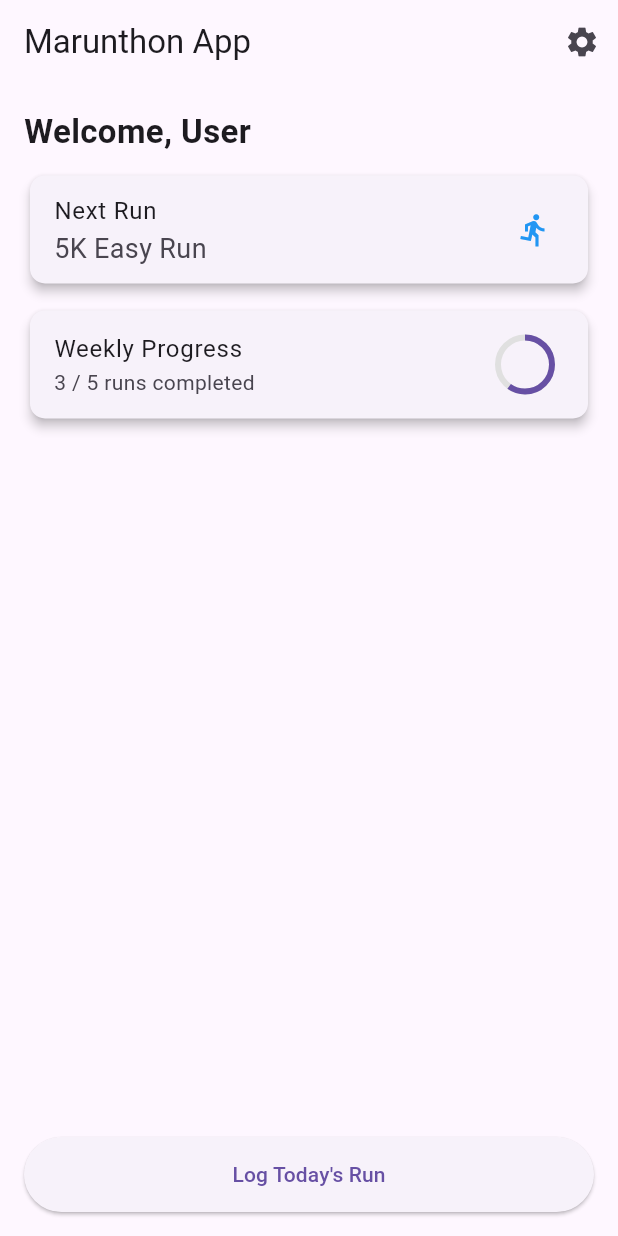
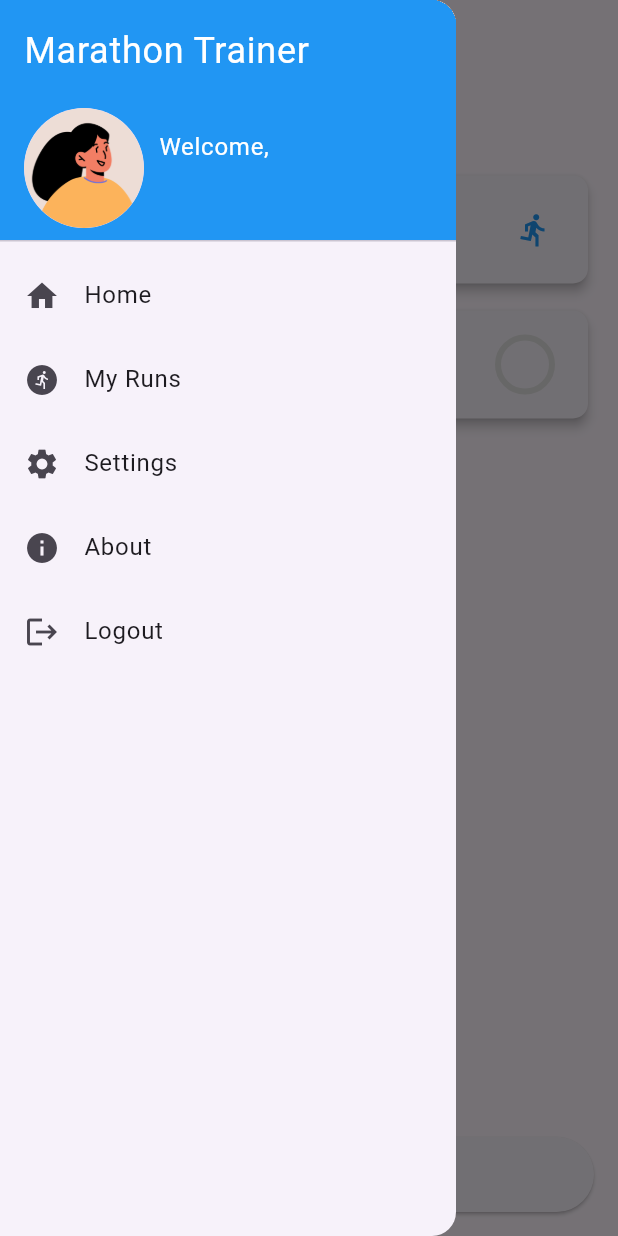
Before and after one commit to shivanandpt/marthonapp, a Flutter app: the screen it shows once a user with an empty profile is signed in, with the side drawer open (before the commit the screen has no drawer), on a phone screen of 412 x 824 dp. Run offline on Flutter 3.47's test engine with Material 3 defaults, Android fonts, the light colour scheme and no system bars; our stand-ins replace cloud_firestore, firebase_auth, firebase_core, google_sign_in, shared_preferences; accounts and stored records are empty; generated files the repository leaves out were written again.

Commit message:
Add slash screen Add drawer Store user in prefences
Signed-off-by: Shivanand Patil <shivanandpatil.tech@gmail.com>

```diff
--- /dev/null
+++ b/devtools_options.yaml
@@ -0,0 +1,3 @@
+description: This file stores settings for Dart & Flutter DevTools.
+documentation: https://docs.flutter.dev/tools/devtools/extensions#configure-extension-enablement-states
+extensions:
--- /dev/null
+++ b/lib/features/auth/data/user_prefrences.dart
@@ -0,0 +1,45 @@
+import 'package:shared_preferences/shared_preferences.dart';
+
+class UserPreferences {
+  static const String _userIdKey = 'userId';
+  static const String _userNameKey = 'userName';
+  static const String _userEmailKey = 'userEmail';
+
+  /// Save user data to SharedPreferences
+  static Future<void> saveUser(
+    String userId,
+    String userName,
+    String userEmail,
+  ) async {
+    SharedPreferences prefs = await SharedPreferences.getInstance();
+    await prefs.setString(_userIdKey, userId);
+    await prefs.setString(_userNameKey, userName);
+    await prefs.setString(_userEmailKey, userEmail);
+  }
+
+  /// Retrieve user ID from SharedPreferences
+  static Future<String?> getUserId() async {
+    SharedPreferences prefs = await SharedPreferences.getInstance();
+    return prefs.getString(_userIdKey);
+  }
+
+  /// Retrieve user name from SharedPreferences
+  static Future<String?> getUserName() async {
+    SharedPreferences prefs = await SharedPreferences.getInstance();
+    return prefs.getString(_userNameKey);
+  }
+
+  /// Retrieve user email from SharedPreferences
+  static Future<String?> getUserEmail() async {
+    SharedPreferences prefs = await SharedPreferences.getInstance();
+    return prefs.getString(_userEmailKey);
+  }
+
+  /// Clear user data from SharedPreferences
+  static Future<void> clearUser() async {
+    SharedPreferences prefs = await SharedPreferences.getInstance();
+    await prefs.remove(_userIdKey);
+    await prefs.remove(_userNameKey);
+    await prefs.remove(_userEmailKey);
+  }
+}
--- a/lib/features/auth/login_page.dart
+++ /dev/null
@@ -1,46 +0,0 @@
-import 'package:flutter/material.dart';
-import 'package:marunthon_app/data/firebase_service.dart';
-import 'package:marunthon_app/data/firestore_service.dart';
-import 'package:firebase_auth/firebase_auth.dart';
-
-class LoginPage extends StatefulWidget {
-  @override
-  _LoginPageState createState() => _LoginPageState();
-}
-
-class _LoginPageState extends State<LoginPage> {
-  final FirebaseService _firebaseService = FirebaseService();
-  final FirestoreService _firestoreService = FirestoreService();
-
-  @override
-  void initState() {
-    super.initState();
-    _checkUser(); // Check if user is already logged in
-  }
-
-  void _checkUser() async {
-    User? user = FirebaseAuth.instance.currentUser;
-    if (user != null) {
-      // If user is already signed in, navigate to the home screen
-      Navigator.pushReplacementNamed(context, '/');
-    }
-  }
-
-  @override
-  Widget build(BuildContext context) {
-    return Scaffold(
-      body: Center(
-        child: ElevatedButton(
-          onPressed: () async {
-            User? user = await _firebaseService.signInWithGoogle();
-            if (user != null) {
-              await _firestoreService.saveUserData(user);
-              Navigator.pushReplacementNamed(context, '/');
-            }
-          },
-          child: Text("Sign in with Google"),
-        ),
-      ),
-    );
-  }
-}
--- /dev/null
+++ b/lib/features/auth/presentation/auth_wrapper.dart
@@ -0,0 +1,60 @@
+import 'dart:async';
+import 'package:flutter/material.dart';
+import 'package:marunthon_app/features/auth/presentation/login_page.dart';
+import 'package:marunthon_app/features/home/home_page.dart';
+import '../../splash_screen/presentation/splash_screen.dart';
+import 'package:firebase_auth/firebase_auth.dart';
+import 'package:marunthon_app/core/utils/auth_utils.dart';
+
+class AuthWrapper extends StatefulWidget {
+  @override
+  _AuthWrapperState createState() => _AuthWrapperState();
+}
+
+class _AuthWrapperState extends State<AuthWrapper> {
+  bool _showSplash = true;
+
+  @override
+  void initState() {
+    super.initState();
+    _checkAuthStatus();
+  }
+
+  void _checkAuthStatus() async {
+    bool isLoggedIn = await isUserLoggedIn();
+    if (isLoggedIn) {
+      // Navigate directly to HomePage if the user is logged in
+      Navigator.pushReplacement(
+        context,
+        MaterialPageRoute(builder: (context) => HomePage()),
+      );
+    } else {
+      // Show splash screen for 3 seconds, then navigate to login
+      Timer(Duration(seconds: 3), () {
+        setState(() {
+          _showSplash = false;
+        });
+      });
+    }
+  }
+
+  @override
+  Widget build(BuildContext context) {
+    if (_showSplash) {
+      return SplashScreen();
+    }
+
+    return StreamBuilder<User?>(
+      stream: FirebaseAuth.instance.authStateChanges(),
+      builder: (context, snapshot) {
+        if (snapshot.connectionState == ConnectionState.waiting) {
+          return Scaffold(body: Center(child: CircularProgressIndicator()));
+        }
+        if (snapshot.hasData) {
+          return HomePage(); // User is logged in
+        }
+        return LoginPage(); // Show login screen
+      },
+    );
+  }
+}
--- a/lib/features/home/home_page.dart
+++ b/lib/features/home/home_page.dart
@@ -1,6 +1,7 @@
 import 'package:flutter/material.dart';
 import 'package:firebase_auth/firebase_auth.dart';
 import 'package:cloud_firestore/cloud_firestore.dart';
+import 'package:marunthon_app/features/menu_drawer/presentation/menu_drawer.dart';
 
 class HomePage extends StatefulWidget {
   @override
@@ -27,8 +28,8 @@ class _HomePageState extends State<HomePage> {
       var userData = await _firestore.collection('users').doc(user.uid).get();
       setState(() {
         userName = userData["name"] ?? "Runner";
-        nextRun = userData["next_run"] ?? "Rest Day";
-        weeklyProgress = userData["weekly_progress"] ?? 0;
+        nextRun = "Rest Day";
+        weeklyProgress = 0;
       });
     }
   }
@@ -36,17 +37,8 @@ class _HomePageState extends State<HomePage> {
   @override
   Widget build(BuildContext context) {
     return Scaffold(
-      appBar: AppBar(
-        title: Text("Marunthon App"),
-        actions: [
-          IconButton(
-            icon: Icon(Icons.settings),
-            onPressed: () {
-              Navigator.pushNamed(context, "/settings");
-            },
-          ),
-        ],
-      ),
+      appBar: AppBar(title: Text("Marathon Trainer")),
+      drawer: MenuDrawer(),
       body: Padding(
         padding: const EdgeInsets.all(16.0),
         child: Column(
--- /dev/null
+++ b/lib/features/menu_drawer/presentation/menu_drawer.dart
@@ -0,0 +1,155 @@
+import 'package:flutter/material.dart';
+import 'package:firebase_auth/firebase_auth.dart';
+import 'package:marunthon_app/data/services/firestore_service.dart';
+import 'package:marunthon_app/features/home/home_page.dart';
+import 'package:marunthon_app/features/settings/settings_page.dart';
+
+import 'package:marunthon_app/features/auth/presentation/login_page.dart';
+import 'package:marunthon_app/features/auth/data/user_prefrences.dart';
+
+class MenuDrawer extends StatefulWidget {
+  const MenuDrawer({super.key});
+
+  @override
+  State<MenuDrawer> createState() => _MenuDrawerState();
+}
+
+class _MenuDrawerState extends State<MenuDrawer> {
+  String userName = "Runner";
+  final List<Map<String, dynamic>> menuItems = [
+    {'icon': Icons.home, 'title': 'Home', 'action': 'Home'},
+    {'icon': Icons.run_circle, 'title': 'My Runs', 'action': 'My Runs'},
+    {'icon': Icons.settings, 'title': 'Settings', 'action': 'Settings'},
+    {'icon': Icons.info, 'title': 'About', 'action': 'About'},
+    {'icon': Icons.logout, 'title': 'Logout', 'action': 'Logout'},
+  ];
+  @override
+  void initState() {
+    super.initState();
+    _loadUserName();
+  }
+
+  void _loadUserName() async {
+    String? userId = await UserPreferences.getUserId();
+    if (userId != null) {
+      String? savedName = await UserPreferences.getUserName();
+      setState(() {
+        userName = savedName ?? "Runner";
+      });
+    } else {
+      Navigator.pushReplacement(
+        context,
+        MaterialPageRoute(builder: (context) => LoginPage()),
+      );
+    }
+  }
+
+  void _onMenuItemTapped(String item) {
+    // Handle menu item tap
+    print("Tapped on $item");
+    switch (item) {
+      case 'Home':
+        // Navigate to Home
+        Navigator.push(
+          context,
+          MaterialPageRoute(builder: (context) => HomePage()),
+        );
+        break;
+      case 'My Runs':
+        // Navigate to My Runs
+        // Navigator.push(
+        //   context,
+        //   MaterialPageRoute(builder: (context) => MyRunsPage()),
+        // );
+        break;
+      case 'Settings':
+        // Navigate to Settings
+        Navigator.push(
+          context,
+          MaterialPageRoute(builder: (context) => SettingsPage()),
+        );
+        break;
+      case 'About':
+        // Navigate to About
+        // Navigator.push(
+        //   context,
+        //   MaterialPageRoute(builder: (context) => AboutPage()),
+        // );
+        break;
+      case 'Logout':
+        // Handle logout
+        FirebaseAuth.instance.signOut();
+        Navigator.pushReplacement(
+          context,
+          MaterialPageRoute(builder: (context) => LoginPage()),
+        );
+        break;
+      default:
+        print("Unknown menu item: $item");
+    }
+  }
+
+  @override
+  Widget build(BuildContext context) {
+    return Drawer(
+      child: ListView(
+        padding: EdgeInsets.zero,
+        children: [
+          DrawerHeader(
+            decoration: BoxDecoration(color: Colors.blue),
+            child: Column(
+              crossAxisAlignment: CrossAxisAlignment.start,
+              children: [
+                Text(
+                  'Marathon Trainer',
+                  style: TextStyle(color: Colors.white, fontSize: 24),
+                ),
+                SizedBox(height: 20),
+                Row(
+                  children: [
+                    CircleAvatar(
+                      radius: 40,
+                      backgroundImage: AssetImage(
+                        'lib/assets/images/avatar.png',
+                      ),
+                    ),
+                    SizedBox(width: 10),
+                    Expanded(
+                      child: Column(
+                        crossAxisAlignment: CrossAxisAlignment.start,
+                        children: [
+                          Text(
+                            'Welcome,',
+                            style: TextStyle(color: Colors.white, fontSize: 16),
+                          ),
+                          Text(
+                            userName,
+                            style: TextStyle(
+                              color: Colors.white,
+                              fontSize: 18,
+                              fontWeight: FontWeight.bold,
+                            ),
+                            overflow:
+                                TextOverflow
+                                    .ellipsis, // Handle long names gracefully
+                          ),
+                        ],
+                      ),
+                    ),
+                  ],
+                ),
+              ],
+            ),
+          ),
+          ...menuItems.map((item) {
+            return ListTile(
+              leading: Icon(item['icon']),
+              title: Text(item['title']),
+              onTap: () => _onMenuItemTapped(item['title']),
+            );
+          }),
+        ],
+      ),
+    );
+  }
+}
--- a/lib/main.dart
+++ b/lib/main.dart
@@ -1,9 +1,7 @@
 import 'package:flutter/material.dart';
 import 'package:firebase_core/firebase_core.dart';
-import 'package:firebase_auth/firebase_auth.dart';
 import 'package:marunthon_app/core/router.dart';
-import 'package:marunthon_app/features/auth/login_page.dart';
-import 'package:marunthon_app/features/home/home_page.dart';
+import 'package:marunthon_app/features/auth/presentation/auth_wrapper.dart';
 import 'firebase_options.dart';
 
 void main() async {
@@ -30,21 +28,3 @@ class MyApp extends StatelessWidget {
     );
   }
 }
-
-class AuthWrapper extends StatelessWidget {
-  @override
-  Widget build(BuildContext context) {
-    return StreamBuilder<User?>(
-      stream: FirebaseAuth.instance.authStateChanges(),
-      builder: (context, snapshot) {
-        if (snapshot.connectionState == ConnectionState.waiting) {
-          return Scaffold(body: Center(child: CircularProgressIndicator()));
-        }
-        if (snapshot.hasData) {
-          return HomePage(); // User is logged in
-        }
-        return LoginPage(); // Show login screen
-      },
-    );
-  }
-}
```
Also changed, not shown: lib/core/utils/auth_utils.dart (added, +7 -0 lines), lib/data/services/firestore_service.dart (renamed from lib/data/firestore_service.dart, +15 -2 lines), lib/features/auth/data/firebase_service.dart (renamed from lib/data/firebase_service.dart, +7 -3 lines), lib/features/auth/domain/auth_repository.dart (added, +7 -0 lines), lib/features/auth/presentation/login_page.dart (added, +72 -0 lines), lib/features/splash_screen/presentation/splash_screen.dart (added, +22 -0 lines), pubspec.yaml (+4 -3 lines), lib/assets/images/avatar.png (added), pubspec.lock, 1 other file.
